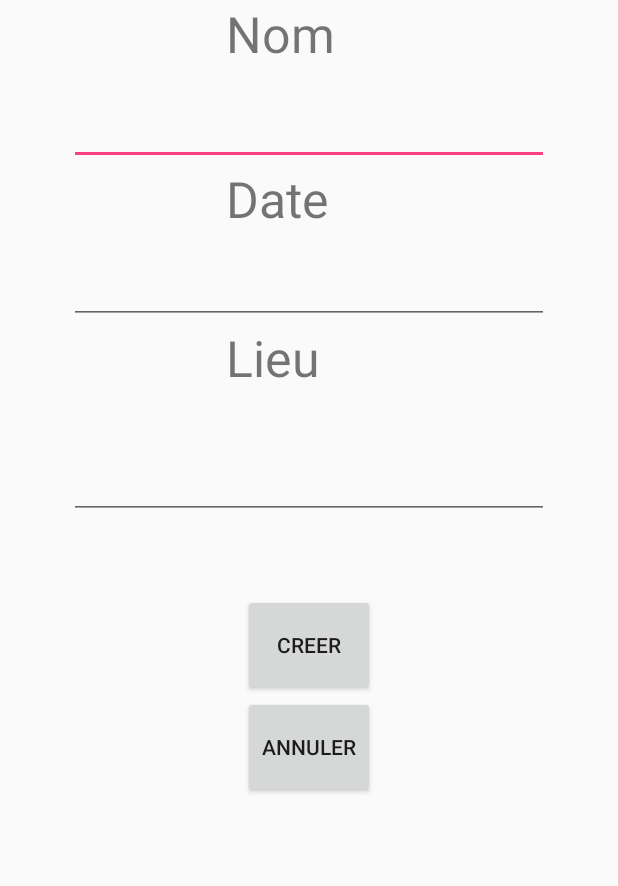
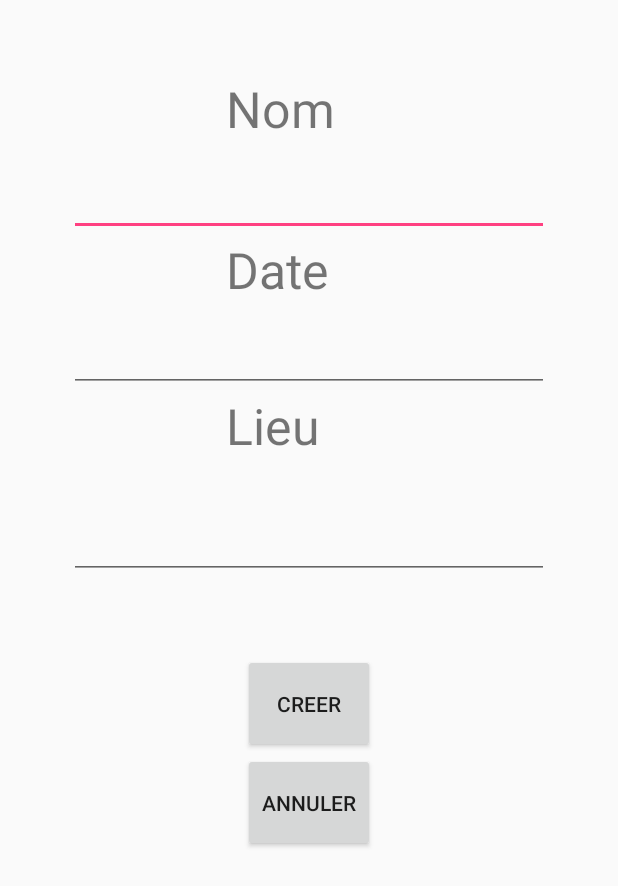
Before and after one commit to SharafGabel/SoccerConnected, an Android app: the layout event_test.xml on its own in the app's theme, with its tools: preview values and no code run, on a phone screen of 412 x 824 dp. Shown: the top 886 px of the screen. Run offline under Robolectric (Android 15) with nearby library versions, the phone set to English and light mode, and no system bars.

```diff
--- a/app/src/main/res/layout/event_test.xml
+++ b/app/src/main/res/layout/event_test.xml
@@ -11,7 +11,8 @@
         android:id="@+id/textView11"
         android:layout_gravity="center_horizontal"
         android:layout_weight="0.05"
-        android:textSize="15pt" />
+        android:textSize="15pt"
+        android:layout_marginTop="50dp" />
 
     <EditText
         android:layout_width="320dp"
```
